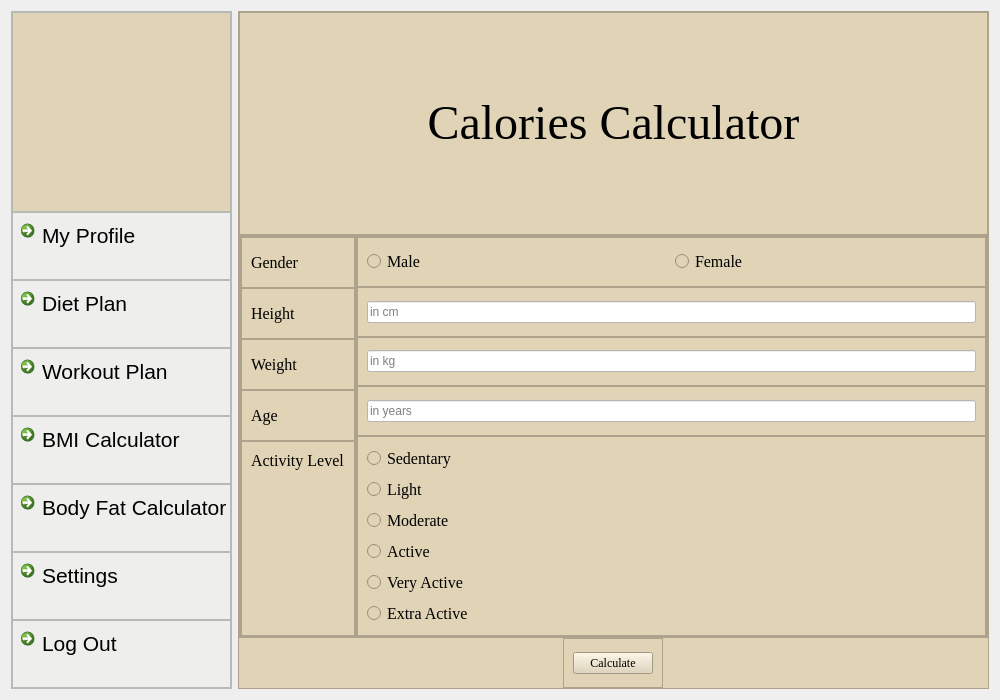
Qt form caloriecalculator.ui (skidgefries/rightmeal) before a commit.
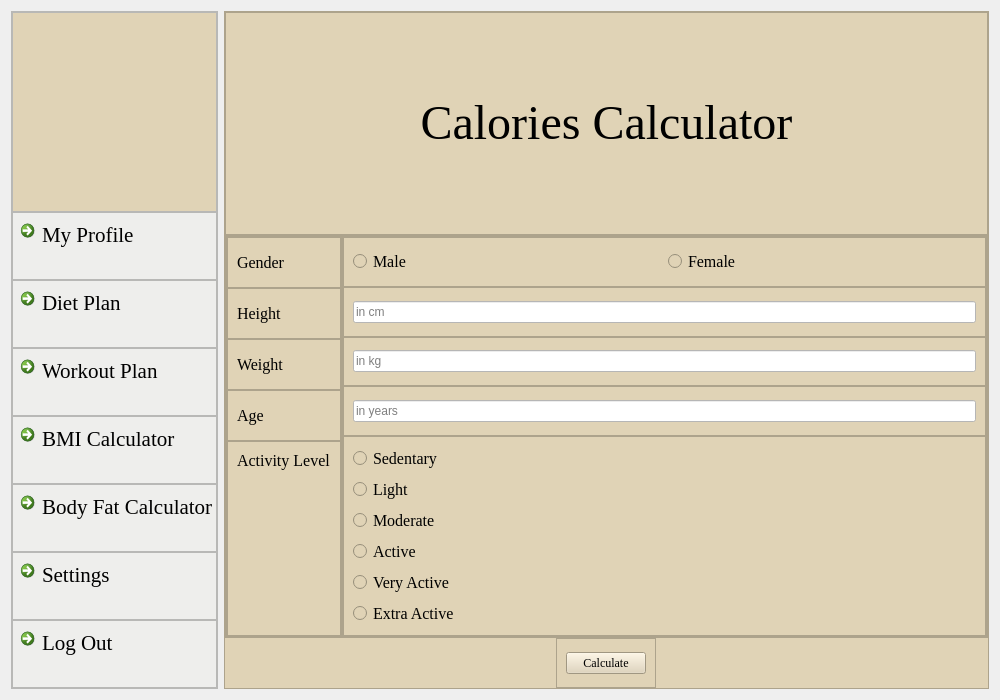
The same form after that commit. Icons and pictures are not drawn.

```diff
--- a/caloriecalculator.ui
+++ b/caloriecalculator.ui
@@ -143,7 +143,7 @@
           <widget class="QCommandLinkButton" name="commandLinkButton_4">
            <property name="font">
             <font>
-             <family>Segoe UI</family>
+             <family>Times New Roman</family>
              <pointsize>16</pointsize>
              <bold>false</bold>
             </font>
@@ -184,7 +184,7 @@
           <widget class="QCommandLinkButton" name="commandLinkButton_9">
            <property name="font">
             <font>
-             <family>Segoe UI</family>
+             <family>Times New Roman</family>
              <pointsize>16</pointsize>
              <bold>false</bold>
             </font>
@@ -225,7 +225,7 @@
           <widget class="QCommandLinkButton" name="commandLinkButton_10">
            <property name="font">
             <font>
-             <family>Segoe UI</family>
+             <family>Times New Roman</family>
              <pointsize>16</pointsize>
              <bold>false</bold>
             </font>
@@ -266,7 +266,7 @@
           <widget class="QCommandLinkButton" name="commandLinkButton_11">
            <property name="font">
             <font>
-             <family>Segoe UI</family>
+             <family>Times New Roman</family>
              <pointsize>16</pointsize>
              <bold>false</bold>
             </font>
@@ -307,7 +307,7 @@
           <widget class="QCommandLinkButton" name="commandLinkButton_12">
            <property name="font">
             <font>
-             <family>Segoe UI</family>
+             <family>Times New Roman</family>
              <pointsize>16</pointsize>
              <bold>false</bold>
             </font>
@@ -348,7 +348,7 @@
           <widget class="QCommandLinkButton" name="commandLinkButton_13">
            <property name="font">
             <font>
-             <family>Segoe UI</family>
+             <family>Times New Roman</family>
              <pointsize>16</pointsize>
              <bold>false</bold>
             </font>
@@ -389,7 +389,7 @@
           <widget class="QCommandLinkButton" name="commandLinkButton_14">
            <property name="font">
             <font>
-             <family>Segoe UI</family>
+             <family>Times New Roman</family>
              <pointsize>16</pointsize>
              <bold>false</bold>
             </font>
```
